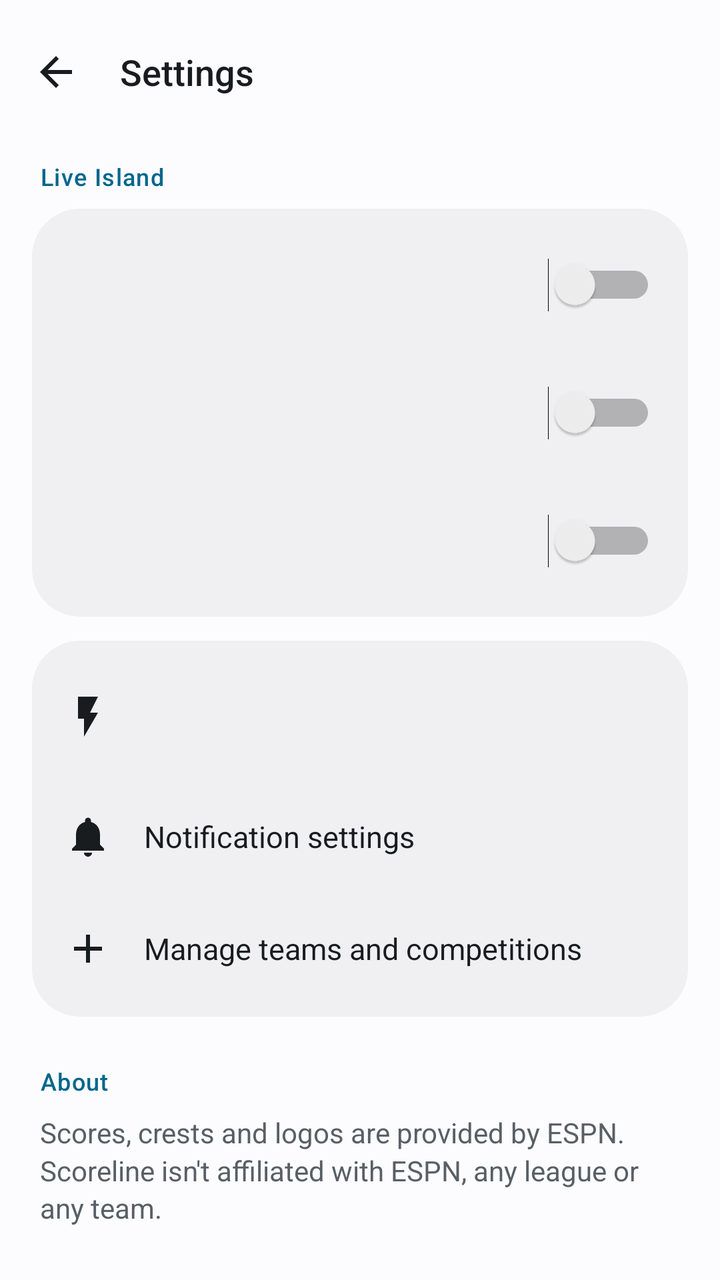
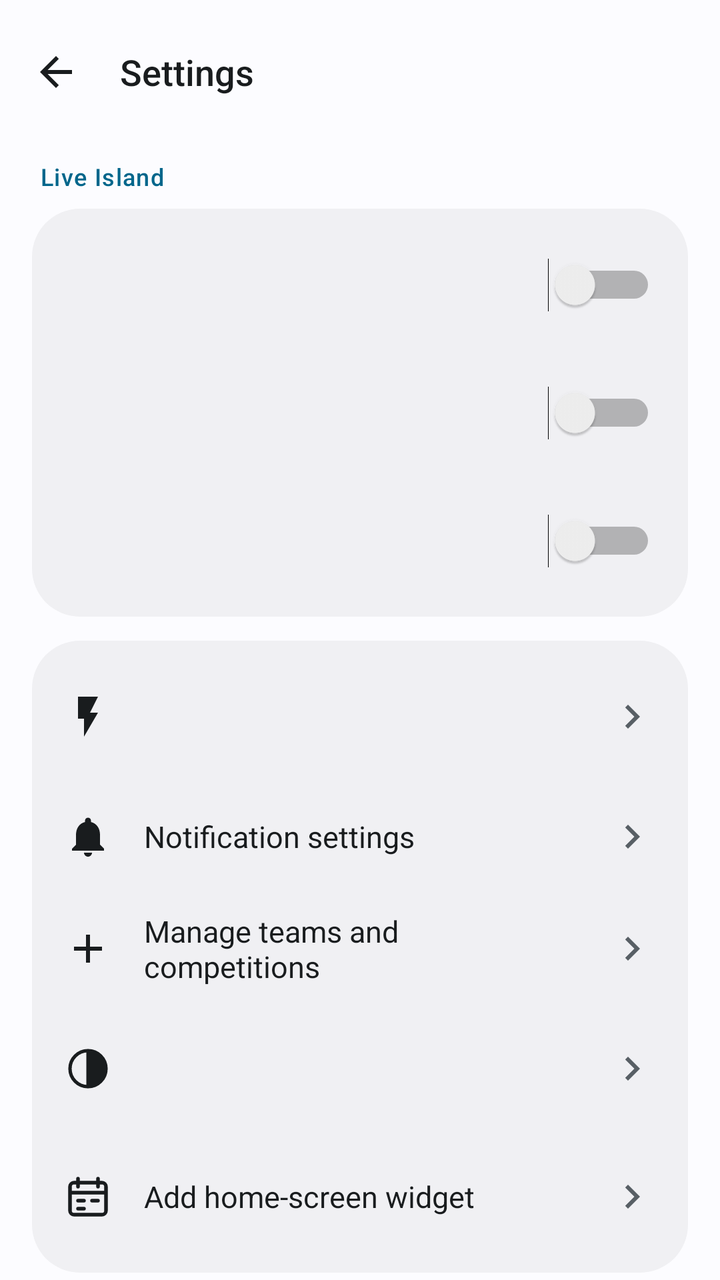

Compare the two renders of this Android layout. The source of the first and the diff that turns it into the second are given below.
<!-- AndroidManifest.xml: application theme Theme.Scoreline -->
<!-- res/layout/activity_settings.xml -->
<?xml version="1.0" encoding="utf-8"?>
<ScrollView xmlns:android="http://schemas.android.com/apk/res/android"
    android:id="@+id/root"
    android:layout_width="match_parent"
    android:layout_height="match_parent"
    android:background="@color/bg"
    android:clipToPadding="false"
    android:scrollbars="none">

    <LinearLayout
        android:id="@+id/content"
        android:layout_width="match_parent"
        android:layout_height="wrap_content"
        android:orientation="vertical"
        android:paddingBottom="32dp">

        <LinearLayout
            android:id="@+id/top"
            android:layout_width="match_parent"
            android:layout_height="wrap_content"
            android:gravity="center_vertical"
            android:minHeight="64dp"
            android:orientation="horizontal"
            android:paddingStart="4dp"
            android:paddingTop="8dp"
            android:paddingEnd="16dp">

            <ImageButton
                android:id="@+id/back"
                android:layout_width="@dimen/touch"
                android:layout_height="@dimen/touch"
                android:background="@drawable/bg_row"
                android:contentDescription="@android:string/cancel"
                android:src="@drawable/ic_arrow_back" />

            <TextView
                style="@style/Text.Title"
                android:layout_width="0dp"
                android:layout_height="wrap_content"
                android:layout_marginStart="8dp"
                android:layout_weight="1"
                android:text="@string/settings" />
        </LinearLayout>

        <TextView
            style="@style/Text.Overline"
            android:layout_width="match_parent"
            android:layout_height="wrap_content"
            android:paddingStart="20dp"
            android:paddingTop="16dp"
            android:paddingBottom="8dp"
            android:text="@string/set_island"
            android:textColor="@color/primary" />

        <LinearLayout
            android:layout_width="match_parent"
            android:layout_height="wrap_content"
            android:layout_marginStart="@dimen/gutter"
            android:layout_marginEnd="@dimen/gutter"
            android:background="@drawable/bg_card_plain"
            android:orientation="vertical"
            android:paddingTop="6dp"
            android:paddingBottom="6dp">

            <Switch
                android:id="@+id/auto"
                style="@style/Text.Body"
                android:layout_width="match_parent"
                android:layout_height="wrap_content"
                android:minHeight="64dp"
                android:paddingStart="16dp"
                android:paddingEnd="16dp" />

            <Switch
                android:id="@+id/comps"
                style="@style/Text.Body"
                android:layout_width="match_parent"
                android:layout_height="wrap_content"
                android:minHeight="64dp"
                android:paddingStart="16dp"
                android:paddingEnd="16dp" />

            <Switch
                android:id="@+id/alerts"
                style="@style/Text.Body"
                android:layout_width="match_parent"
                android:layout_height="wrap_content"
                android:minHeight="64dp"
                android:paddingStart="16dp"
                android:paddingEnd="16dp" />
        </LinearLayout>

        <LinearLayout
            android:layout_width="match_parent"
            android:layout_height="wrap_content"
            android:layout_marginStart="@dimen/gutter"
            android:layout_marginTop="12dp"
            android:layout_marginEnd="@dimen/gutter"
            android:background="@drawable/bg_card_plain"
            android:orientation="vertical"
            android:paddingTop="6dp"
            android:paddingBottom="6dp">

            <TextView
                android:id="@+id/background"
                style="@style/Text.Body"
                android:layout_width="match_parent"
                android:layout_height="wrap_content"
                android:background="@drawable/bg_row"
                android:drawableStart="@drawable/ic_bolt"
                android:drawablePadding="16dp"
                android:gravity="center_vertical"
                android:minHeight="64dp"
                android:paddingStart="16dp"
                android:paddingEnd="16dp" />

            <TextView
                android:id="@+id/notifications"
                style="@style/Text.Body"
                android:layout_width="match_parent"
                android:layout_height="wrap_content"
                android:background="@drawable/bg_row"
                android:drawableStart="@drawable/ic_bell"
                android:drawablePadding="16dp"
                android:gravity="center_vertical"
                android:minHeight="56dp"
                android:paddingStart="16dp"
                android:paddingEnd="16dp"
                android:text="@string/set_notifications" />

            <TextView
                android:id="@+id/following"
                style="@style/Text.Body"
                android:layout_width="match_parent"
                android:layout_height="wrap_content"
                android:background="@drawable/bg_row"
                android:drawableStart="@drawable/ic_add"
                android:drawablePadding="16dp"
                android:gravity="center_vertical"
                android:minHeight="56dp"
                android:paddingStart="16dp"
                android:paddingEnd="16dp"
                android:text="@string/set_following" />
        </LinearLayout>

        <TextView
            style="@style/Text.Overline"
            android:layout_width="match_parent"
            android:layout_height="wrap_content"
            android:paddingStart="20dp"
            android:paddingTop="24dp"
            android:paddingBottom="8dp"
            android:text="@string/set_about"
            android:textColor="@color/primary" />

        <TextView
            style="@style/Text.Caption"
            android:layout_width="match_parent"
            android:layout_height="wrap_content"
            android:lineSpacingMultiplier="1.15"
            android:paddingStart="20dp"
            android:paddingEnd="20dp"
            android:text="@string/set_about_body"
            android:textSize="14sp" />

        <TextView
            android:id="@+id/version"
            style="@style/Text.Caption"
            android:layout_width="match_parent"
            android:layout_height="wrap_content"
            android:paddingStart="20dp"
            android:paddingTop="8dp"
            android:paddingEnd="20dp" />
    </LinearLayout>
</ScrollView>
<!-- resources referenced by this layout -->
<resources>
  <color name="bg">@android:color/system_neutral1_10</color>
  <dimen name="gutter">16dp</dimen>
  <dimen name="touch">48dp</dimen>
  <string name="set_about">About</string>
  <string name="set_island">Live Island</string>
  <string name="set_notifications">Notification settings</string>
  <string name="settings">Settings</string>
  <color name="surface">@android:color/system_neutral1_50</color>
  <style name="Theme.Scoreline.Base" parent="android:Theme.Material.Light.NoActionBar">
          <item name="android:windowBackground">@color/bg</item>
          <item name="android:colorBackground">@color/bg</item>
          <item name="android:colorPrimary">@color/primary</item>
          <item name="android:colorAccent">@color/primary</item>
          <item name="android:colorControlActivated">@color/primary</item>
          <item name="android:colorControlHighlight">#1F000000</item>
          <item name="android:textColorPrimary">@color/on_surface</item>
          <item name="android:textColorSecondary">@color/on_surface_variant</item>
          <item name="android:textColorHint">@color/on_surface_variant</item>
          <item name="android:statusBarColor">@android:color/transparent</item>
          <item name="android:navigationBarColor">@android:color/transparent</item>
          <item name="android:enforceNavigationBarContrast">false</item>
          <item name="android:enforceStatusBarContrast">false</item>
          <item name="android:windowLightStatusBar">true</item>
          <item name="android:windowLightNavigationBar">true</item>
          <item name="android:windowLayoutInDisplayCutoutMode">always</item>
          <item name="android:windowSplashScreenBackground">@color/icon_bg</item>
          <item name="android:windowSplashScreenAnimatedIcon">@drawable/ic_launcher_fg</item>
      </style>
  <color name="icon_bg">#0F1C2E</color>
  <!-- unchanged entries left out for length: 17 -->
</resources>

<!-- the commit's change to res/layout/activity_settings.xml (unified diff, before → after) -->
@@ -30,7 +30,7 @@
                 android:layout_width="@dimen/touch"
                 android:layout_height="@dimen/touch"
                 android:background="@drawable/bg_row"
-                android:contentDescription="@android:string/cancel"
+                android:contentDescription="@string/hub_back"
                 android:src="@drawable/ic_arrow_back" />
 
             <TextView
@@ -108,6 +108,7 @@
                 android:layout_height="wrap_content"
                 android:background="@drawable/bg_row"
                 android:drawableStart="@drawable/ic_bolt"
+                android:drawableEnd="@drawable/ic_chevron_right"
                 android:drawablePadding="16dp"
                 android:gravity="center_vertical"
                 android:minHeight="64dp"
@@ -121,6 +122,7 @@
                 android:layout_height="wrap_content"
                 android:background="@drawable/bg_row"
                 android:drawableStart="@drawable/ic_bell"
+                android:drawableEnd="@drawable/ic_chevron_right"
                 android:drawablePadding="16dp"
                 android:gravity="center_vertical"
                 android:minHeight="56dp"
@@ -135,12 +137,19 @@
                 android:layout_height="wrap_content"
                 android:background="@drawable/bg_row"
                 android:drawableStart="@drawable/ic_add"
+                android:drawableEnd="@drawable/ic_chevron_right"
                 android:drawablePadding="16dp"
                 android:gravity="center_vertical"
                 android:minHeight="56dp"
                 android:paddingStart="16dp"
                 android:paddingEnd="16dp"
                 android:text="@string/set_following" />
+            <TextView android:id="@+id/appearance" style="@style/Text.Body" android:layout_width="match_parent" android:layout_height="wrap_content"
+                android:minHeight="64dp" android:padding="16dp" android:drawableStart="@drawable/ic_theme" android:drawableEnd="@drawable/ic_chevron_right"
+                android:drawablePadding="16dp" android:gravity="center_vertical" android:background="@drawable/bg_row" />
+            <TextView android:id="@+id/addWidget" style="@style/Text.Body" android:layout_width="match_parent" android:layout_height="wrap_content"
+                android:minHeight="64dp" android:padding="16dp" android:drawableStart="@drawable/ic_calendar" android:drawableEnd="@drawable/ic_chevron_right"
+                android:drawablePadding="16dp" android:gravity="center_vertical" android:background="@drawable/bg_row" android:text="@string/add_home_widget" />
         </LinearLayout>
 
         <TextView
<!-- resource entries referenced after the edit -->
@@ -3,6 +3,20 @@
   <color name="bg">@android:color/system_neutral1_10</color>
   <dimen name="gutter">16dp</dimen>
   <dimen name="touch">48dp</dimen>
+  <!-- drawable ic_calendar (drawable) -->
+  <vector xmlns:android="http://schemas.android.com/apk/res/android" android:width="24dp" android:height="24dp" android:viewportWidth="24" android:viewportHeight="24">
+      <path android:fillColor="@android:color/transparent" android:strokeColor="@color/on_surface" android:strokeWidth="1.8" android:strokeLineCap="round" android:strokeLineJoin="round" android:pathData="M5,5h14a2,2 0,0 1,2 2v12a2,2 0,0 1,-2 2H5a2,2 0,0 1,-2 -2V7a2,2 0,0 1,2 -2zM7,3v4M17,3v4M3,10h18M7,14h3M14,14h3M7,18h3" />
+  </vector>
+  <!-- drawable ic_chevron_right (drawable) -->
+  <?xml version="1.0" encoding="utf-8"?>
+  <vector xmlns:android="http://schemas.android.com/apk/res/android" android:width="24dp" android:height="24dp" android:viewportWidth="24" android:viewportHeight="24" android:tint="?android:attr/textColorSecondary" android:autoMirrored="true"><path android:fillColor="@android:color/white" android:pathData="M10,6L8.59,7.41 13.17,12l-4.58,4.59L10,18l6,-6z" /></vector>
+  <!-- drawable ic_theme (drawable) -->
+  <vector xmlns:android="http://schemas.android.com/apk/res/android" android:width="24dp" android:height="24dp" android:viewportWidth="24" android:viewportHeight="24">
+      <path android:fillColor="@android:color/transparent" android:strokeColor="@color/on_surface" android:strokeWidth="1.7" android:pathData="M12,3a9,9 0,1 0,0 18a9,9 0,1 0,0 -18M12,3v18" />
+      <path android:fillColor="@color/on_surface" android:pathData="M12,3a9,9 0,0 1,0 18z" />
+  </vector>
+  <string name="add_home_widget">Add home-screen widget</string>
+  <string name="hub_back">Back</string>
   <string name="set_about">About</string>
   <string name="set_island">Live Island</string>
   <string name="set_notifications">Notification settings</string>
@@ -27,8 +41,15 @@
           <item name="android:windowLayoutInDisplayCutoutMode">always</item>
           <item name="android:windowSplashScreenBackground">@color/icon_bg</item>
           <item name="android:windowSplashScreenAnimatedIcon">@drawable/ic_launcher_fg</item>
+          <item name="android:windowAnimationStyle">@style/ScreenMotion</item>
       </style>
   <color name="icon_bg">#0F1C2E</color>
+  <style name="ScreenMotion" parent="@android:style/Animation.Activity">
+          <item name="android:activityOpenEnterAnimation">@anim/screen_open_enter</item>
+          <item name="android:activityOpenExitAnimation">@anim/screen_open_exit</item>
+          <item name="android:activityCloseEnterAnimation">@anim/screen_close_enter</item>
+          <item name="android:activityCloseExitAnimation">@anim/screen_close_exit</item>
+      </style>
   <!-- unchanged entries left out for length: 17 -->
 </resources>
 
